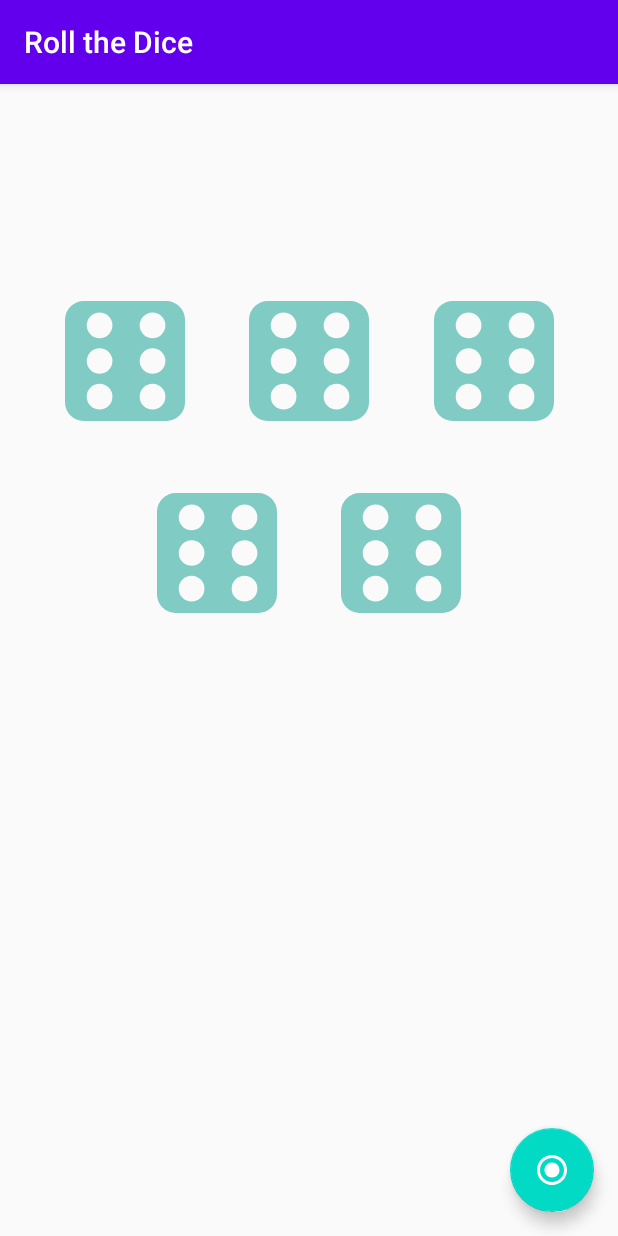
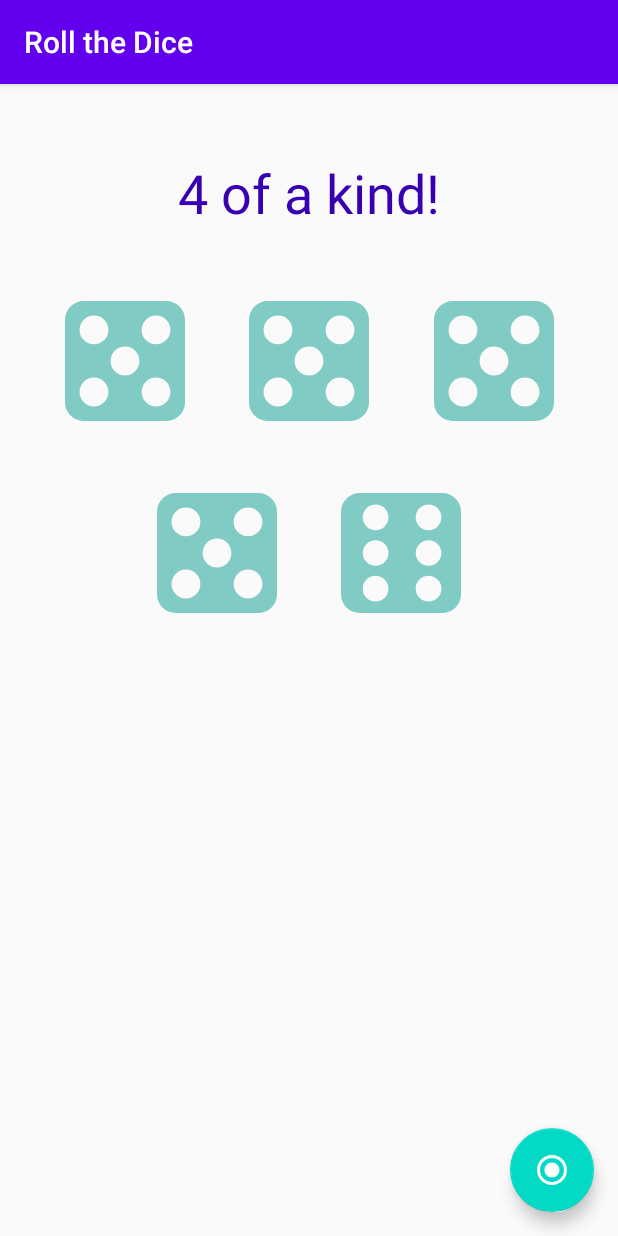
Before and after one commit to AnelCC/Internationalization, an Android app: the screen it shows after launch (MainActivity), after a tap on an icon or button, on a phone screen of 412 x 824 dp. Run offline under Robolectric (Android 15) with nearby library versions, the phone set to English and light mode, and no system bars.

```diff
--- a/app/src/main/java/com/anelcc/andarchitect/MainActivity.kt
+++ b/app/src/main/java/com/anelcc/andarchitect/MainActivity.kt
@@ -4,11 +4,15 @@ import androidx.appcompat.app.AppCompatActivity
 import android.os.Bundle
 import android.widget.ImageView
 import android.widget.TextView
-import android.widget.Toast
 import androidx.appcompat.widget.Toolbar
-import com.google.android.material.snackbar.Snackbar
 import kotlinx.android.synthetic.main.activity_main.*
 
+/*
+The business logic is encapsulated in its own class,
+and all of the code that's affecting the display is in the activity,
+this is called separations of concerns.
+How to separate concerns among different kinds of classes.
+*/
 class MainActivity : AppCompatActivity() {
 
     private val imageViews by lazy {
@@ -43,9 +47,23 @@ class MainActivity : AppCompatActivity() {
     }
 
     private fun fabClickHandler() {
-        Toast.makeText(
-            this, "Replace with your own action",
-            Toast.LENGTH_LONG
-        ).show()
+        val dice = DiceHelper.rollDice()
+        updateDisplay(dice)
+    }
+
+    private fun updateDisplay(dice: IntArray) {
+        for (i in 0 until imageViews.size) {
+            val drawableId = when (dice[i]) {
+                1 -> R.drawable.die_1
+                2 -> R.drawable.die_2
+                3 -> R.drawable.die_3
+                4 -> R.drawable.die_4
+                5 -> R.drawable.die_5
+                6 -> R.drawable.die_6
+                else -> R.drawable.die_6
+            }
+            imageViews[i].setImageResource(drawableId)
+        }
+        headline.text = DiceHelper.evaluateDice(this, dice)
     }
 }
```
